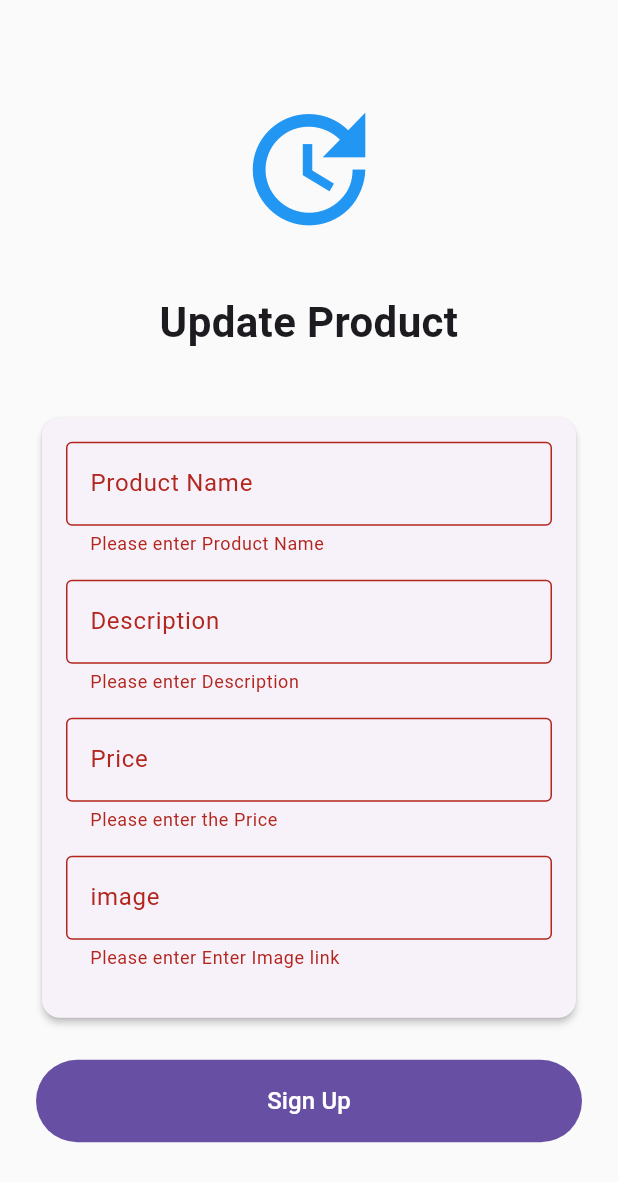
After one commit to jamelalhamd/Online_shop, a Flutter app: the Updatepage screen opened by its route, after a tap on "Sign Up", on a phone screen of 412 x 824 dp. The commit adds this screen. Shown: the top 1182 px of the screen. Run offline on Flutter 3.47's test engine with Material 3 defaults, Android fonts, the phone set to English and light mode, and no system bars; our stand-ins replace font_awesome_flutter; network calls fail.

Commit message:
add prduct update ui

```diff
--- /dev/null
+++ b/lib/Screens/updatepage.dart
@@ -0,0 +1,194 @@
+import 'package:flutter/material.dart';
+
+class Updatepage extends StatefulWidget {
+  const Updatepage({super.key});
+
+  static const String id = 'updatepage';
+
+  @override
+  State<Updatepage> createState() => _UpdatepageState();
+}
+
+class _UpdatepageState extends State<Updatepage> {
+  final _formKey = GlobalKey<FormState>();
+
+  final _title = TextEditingController();
+  final _details = TextEditingController();
+
+  final _price = TextEditingController();
+  final _image = TextEditingController();
+
+  bool _isLoading = false;
+
+  @override
+  void dispose() {
+    _title.dispose();
+    _details.dispose();
+
+    _price.dispose();
+
+    super.dispose();
+  }
+
+  Future<void> _handleSignUp() async {
+    if (_formKey.currentState!.validate()) {
+      setState(() {
+        _isLoading = true;
+      });
+
+      // Simulate network delay
+      await Future.delayed(const Duration(seconds: 2));
+
+      setState(() {
+        _isLoading = false;
+      });
+
+      if (!mounted) return;
+
+      // Show success message
+      ScaffoldMessenger.of(context).showSnackBar(
+        const SnackBar(
+          content: Text('update  has been done Successfully !'),
+          backgroundColor: Colors.green,
+        ),
+      );
+      /*
+Navigator.pushReplacement(
+      context,
+      MaterialPageRoute(builder: (context) => const LoginPage()), // التنقل إلى صفحة LoginPage
+    );
+*/
+    }
+  }
+
+  @override
+  Widget build(BuildContext context) {
+    return Scaffold(
+      backgroundColor: Colors.grey[50],
+      body: SafeArea(
+        child: Center(
+          child: SingleChildScrollView(
+            padding: const EdgeInsets.all(24.0),
+            child: Form(
+              key: _formKey,
+              child: Column(
+                mainAxisAlignment: MainAxisAlignment.center,
+                crossAxisAlignment: CrossAxisAlignment.stretch,
+                children: [
+                  const Icon(
+                    Icons.update,
+                    size: 100,
+                    color: Colors.blue,
+                  ),
+                  const SizedBox(height: 32),
+                  const Text(
+                    'Update Product',
+                    style: TextStyle(
+                      fontSize: 28,
+                      fontWeight: FontWeight.bold,
+                    ),
+                    textAlign: TextAlign.center,
+                  ),
+                  const SizedBox(height: 8),
+                  const SizedBox(height: 32),
+                  Card(
+                    elevation: 2,
+                    child: Padding(
+                      padding: const EdgeInsets.all(16.0),
+                      child: Column(
+                        children: [
+                          TextFormField(
+                            controller: _title,
+                            decoration: const InputDecoration(
+                              labelText: 'Product Name',
+                              hintText: 'Product Name',
+                              border: OutlineInputBorder(),
+                            ),
+                            validator: (value) {
+                              if (value == null || value.isEmpty) {
+                                return 'Please enter Product Name';
+                              }
+                              return null;
+                            },
+                          ),
+                          const SizedBox(height: 16),
+                          TextFormField(
+                            controller: _details,
+                            keyboardType: TextInputType.text,
+                            decoration: const InputDecoration(
+                              labelText: 'Description',
+                              hintText: "Description",
+                              border: OutlineInputBorder(),
+                            ),
+                            validator: (value) {
+                              if (value == null || value.isEmpty) {
+                                return 'Please enter Description';
+                              }
+                              return null;
+                            },
+                          ),
+                          const SizedBox(height: 16),
+                          TextFormField(
+                            controller: _price,
+                            keyboardType: TextInputType.number,
+                            decoration: const InputDecoration(
+                              labelText: 'Price',
+                              hintText: "50",
+                              border: OutlineInputBorder(),
+                            ),
+                            validator: (value) {
+                              if (value == null || value.isEmpty) {
+                                return 'Please enter the Price';
+                              }
+                              return null;
+                            },
+                          ),
+                          const SizedBox(height: 16),
+                          TextFormField(
+                            controller: _image,
+                            decoration: const InputDecoration(
+                              labelText: 'image',
+                              hintText: 'Enter Image link',
+                              border: OutlineInputBorder(),
+                            ),
+                            validator: (value) {
+                              if (value == null || value.isEmpty) {
+                                return 'Please enter Enter Image link';
+                              }
+                              return null;
+                            },
+                          ),
+                          const SizedBox(height: 16),
+                        ],
+                      ),
+                    ),
+                  ),
+                  const SizedBox(height: 24),
+                  FilledButton(
+                    onPressed: _isLoading ? null : _handleSignUp,
+                    style: FilledButton.styleFrom(
+                      padding: const EdgeInsets.symmetric(vertical: 16),
+                    ),
+                    child: _isLoading
+                        ? const SizedBox(
+                            height: 20,
+                            width: 20,
+                            child: CircularProgressIndicator(
+                              strokeWidth: 2,
+                              color: Colors.white,
+                            ),
+                          )
+                        : const Text(
+                            'Sign Up',
+                            style: TextStyle(fontSize: 16),
+                          ),
+                  ),
+                ],
+              ),
+            ),
+          ),
+        ),
+      ),
+    );
+  }
+}
--- a/lib/main.dart
+++ b/lib/main.dart
@@ -2,12 +2,14 @@ import 'package:flutter/material.dart';
 import 'package:shopping/Screens/details.dart';
 import 'package:shopping/Screens/homepage.dart';
 import 'package:shopping/Screens/login.dart';
+import 'package:shopping/Screens/updatepage.dart';
 
 void main() {
   runApp(MaterialApp(
     debugShowCheckedModeBanner: false,
     home: Homepage(),
     routes: {
+      Updatepage.id: (context) => Updatepage(),
       Homepage.id: (context) => Homepage(),
       Login.id: (context) => Login(),
       Details.id: (context) => Details(),
```
Also changed, not shown: lib/Screens/homepage.dart (+7 -4 lines), lib/service/getcategorieproduckt.dart (+9 -6 lines), lib/wediget/shopingcart.dart (+20 -11 lines).
